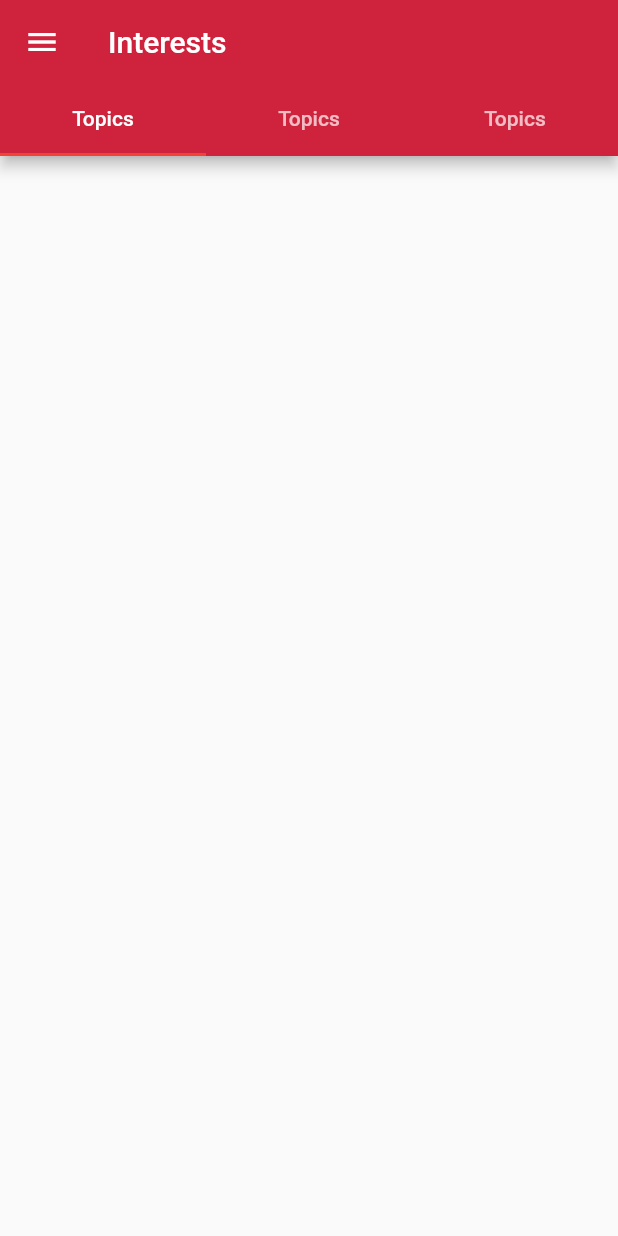
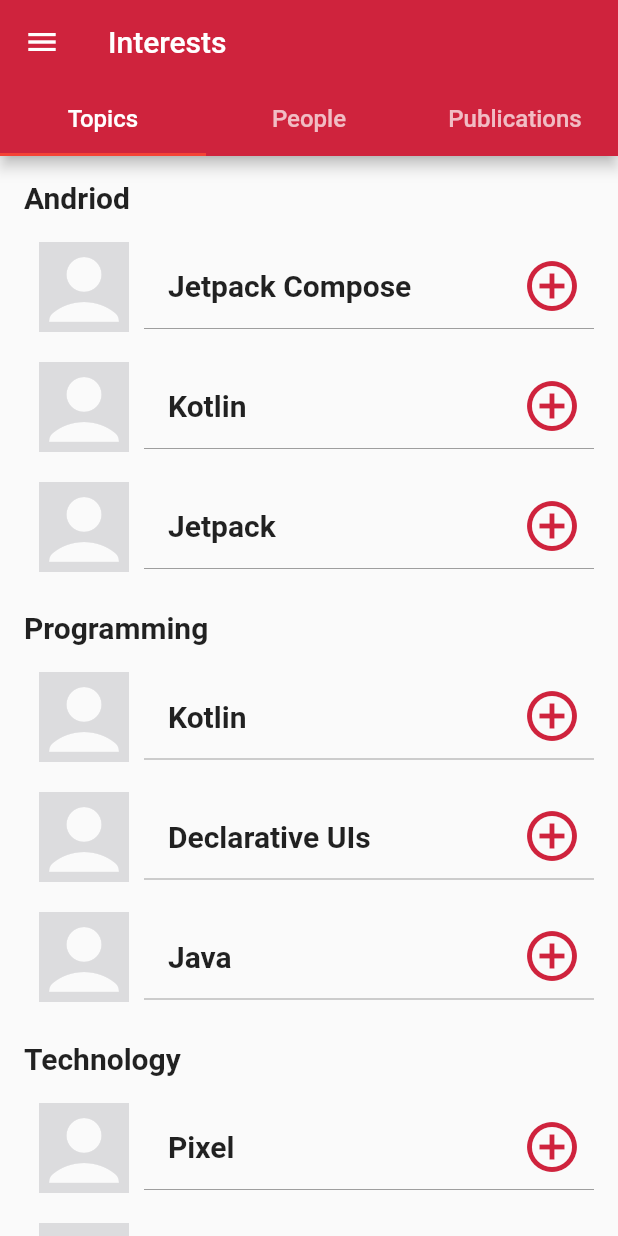
Before and after one commit to junho1124/flutter_ui_clone_app, a Flutter app: the InterestsPage screen opened directly, on a phone screen of 412 x 824 dp. Run offline on Flutter 3.47's test engine with Material 2 defaults, Android fonts, the phone set to English and light mode, and no system bars; our stand-ins replace carousel_slider; network calls fail.

Commit message:
topic 완성

```diff
--- a/lib/src/jetnews/interests_page/interests_page.dart
+++ b/lib/src/jetnews/interests_page/interests_page.dart
@@ -1,31 +1,80 @@
 import 'package:flutter/material.dart';
 import 'package:flutter_ui_clone_app/src/jetnews/drawer/my_drawer.dart';
-
+import 'package:flutter_ui_clone_app/src/jetnews/interests_page/make_programming_items.dart';
+import 'package:flutter_ui_clone_app/src/jetnews/interests_page/make_technology_items.dart';
+import 'package:flutter_ui_clone_app/src/provider/jetnews_provider.dart';
+import 'package:provider/provider.dart';
+import 'make_android_items.dart';
 
 class InterestsPage extends StatelessWidget {
-
   @override
   Widget build(BuildContext context) {
     return DefaultTabController(
-        length: 3,
-        child: Scaffold(
+      length: 3,
+      child: Scaffold(
           drawer: MyDrawer(),
           appBar: AppBar(
             centerTitle: false,
             title: Text('Interests'),
             bottom: TabBar(
               tabs: [
-                Tab(child: Text('Topics')),
-                Tab(child: Text('Topics')),
-                Tab(child: Text('Topics')),
+                Tab(
+                    child: Text('Topics',
+                        style: TextStyle(
+                          fontSize: 16,
+                        ))),
+                Tab(
+                    child: Text('People',
+                        style: TextStyle(
+                          fontSize: 16,
+                        ))),
+                Tab(
+                    child: Text('Publications',
+                        style: TextStyle(
+                          fontSize: 16,
+                        ))),
               ],
             ),
           ),
-          body: Column(
+          body: TabBarView(
             children: [
+              SingleChildScrollView(
+                child: Container(
+                  margin: EdgeInsets.all(16.0),
+                  child: Column(
+                    crossAxisAlignment: CrossAxisAlignment.start,
+                    children: [
+                      Text('Andriod',
+                        style: TextStyle(
+                          fontSize: 20,
+                          fontWeight: FontWeight.w600,
+                        ),),
+                      SizedBox(height: 8.0),
+                      AndroidItems(context.read<JetNewsProvider>().android),
+                      SizedBox(height: 16.0),
+                      Text('Programming',
+                        style: TextStyle(
+                          fontSize: 20,
+                          fontWeight: FontWeight.w600,
+                        ),),
+                      SizedBox(height: 8.0),
+                      ProgrammingItems(context.read<JetNewsProvider>().programming),
+                      SizedBox(height: 16.0),
+                      Text('Technology',
+                        style: TextStyle(
+                          fontSize: 20,
+                          fontWeight: FontWeight.w600,
+                        ),),
+                      SizedBox(height: 8.0),
+                      TechnologyItems(context.read<JetNewsProvider>().tecgnology),
+                    ],
+                  ),
+                ),
+              ),
+              Tab(child: Text('People')),
+              Tab(child: Text('Publications')),
             ],
-          ),
-        ),
-      );
+          )),
+    );
   }
 }
```
